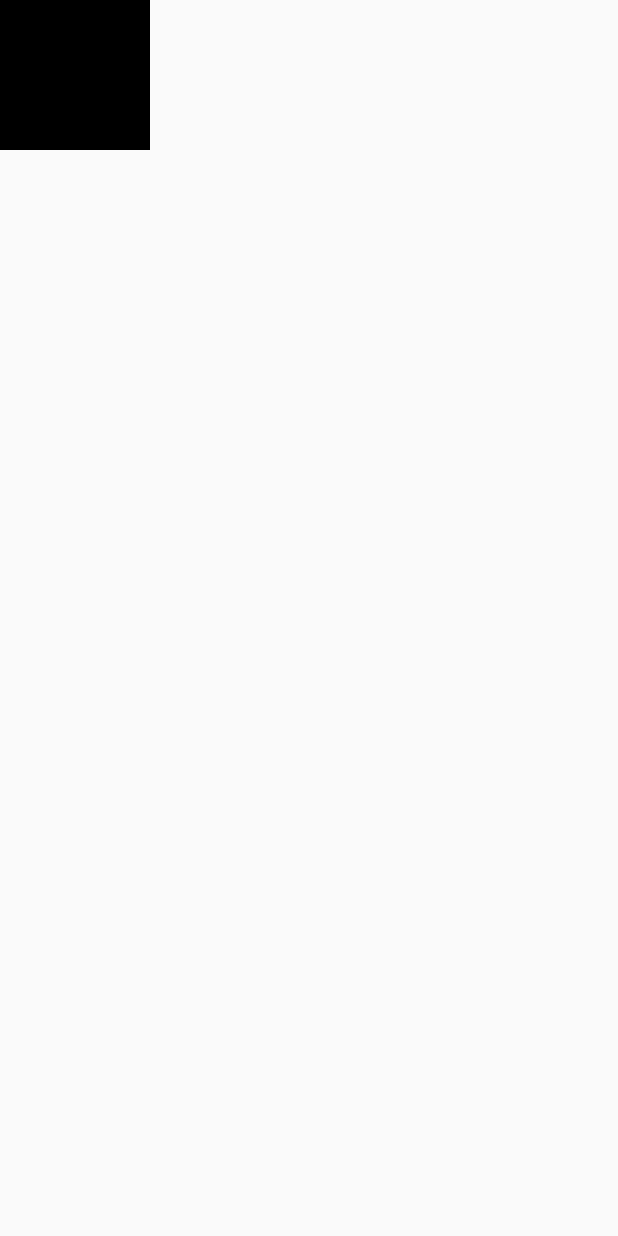
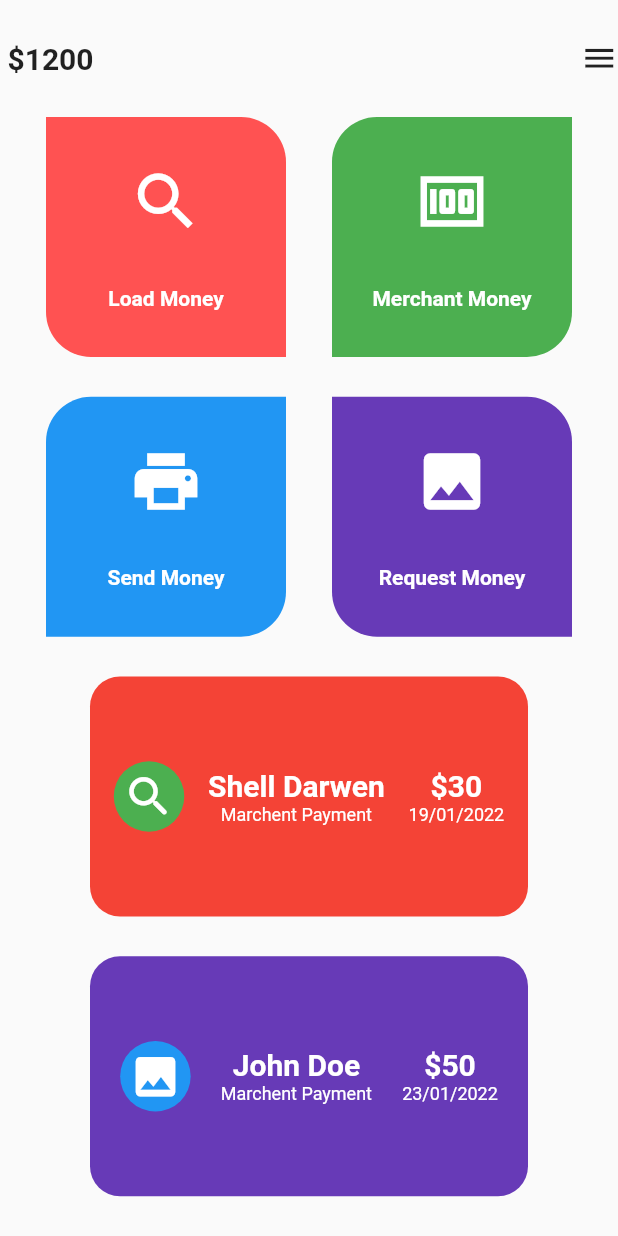
Before and after one commit to milanmaniya/my_project, a Flutter app: the screen it shows after launch, on a phone screen of 412 x 824 dp. Run offline on Flutter 3.47's test engine with Material 2 defaults, Android fonts, the phone set to English and light mode, and no system bars.

Commit message:
common widget completed

```diff
--- a/lib/practice/Ui10/common_widget_demo.dart
+++ b/lib/practice/Ui10/common_widget_demo.dart
@@ -3,29 +3,203 @@ import 'package:flutter/material.dart';
 class CommonWidgetDemo extends StatelessWidget {
   const CommonWidgetDemo({super.key});
 
-//   final String name;
-//   final Color? color;
-//   final Icon? iconn;
-
-//   const CommonWidgetDemo(
-//       {super.key,
-//       required this.name,
-//       this.color = Colors.blue,
-//       required this.iconn});
-
   @override
   Widget build(BuildContext context) {
-    return Scaffold(
-      body: Container(
-        height: 100,
-        width: 100,
-        color: Colors.black,
+    // ignore: non_constant_identifier_names
+    Widget common({
+      required String name,
+      required Color co,
+      required IconData ic,
+      required BorderRadiusGeometry bor,
+      required TextStyle sty,
+    }) {
+      return Container(
+        height: 160,
+        width: 160,
+        decoration: BoxDecoration(color: co, borderRadius: bor),
         child: Column(
-          mainAxisAlignment: MainAxisAlignment.spaceAround,
+          mainAxisAlignment: MainAxisAlignment.spaceEvenly,
           children: [
-            Text("sdndnd"),
+            Icon(
+              ic,
+              color: Colors.white,
+              size: 50,
+            ),
+            Text(
+              name,
+              style: sty,
+            )
           ],
         ),
+      );
+    }
+
+    Widget common1({
+      required IconData icon,
+      required String name,
+      required String subtitle,
+      required String money,
+      required String date,
+      required Color color,
+      required Color iconContainerColor,
+      required EdgeInsetsGeometry margin,
+      required BorderRadiusGeometry radius,
+    }) {
+      return Container(
+        height: 160,
+        margin: margin,
+        decoration: BoxDecoration(borderRadius: radius, color: color),
+        child: Row(
+          mainAxisAlignment: MainAxisAlignment.spaceEvenly,
+          crossAxisAlignment: CrossAxisAlignment.center,
+          children: [
+            Container(
+              padding: const EdgeInsets.all(6),
+              decoration: BoxDecoration(
+                  shape: BoxShape.circle, color: iconContainerColor),
+              child: Icon(
+                icon,
+                color: Colors.white,
+                size: 35,
+              ),
+            ),
+            Column(
+              mainAxisAlignment: MainAxisAlignment.center,
+              children: [
+                Text(
+                  name,
+                  style: const TextStyle(
+                    height: 1.2,
+                    color: Colors.white,
+                    fontSize: 20,
+                    fontWeight: FontWeight.bold,
+                  ),
+                ),
+                Text(
+                  subtitle,
+                  style: const TextStyle(color: Colors.white, fontSize: 12),
+                )
+              ],
+            ),
+            Column(
+              mainAxisAlignment: MainAxisAlignment.center,
+              children: [
+                Text(
+                  money,
+                  style: const TextStyle(
+                      height: 1.2,
+                      color: Colors.white,
+                      fontSize: 20,
+                      fontWeight: FontWeight.bold),
+                ),
+                Text(
+                  date,
+                  style: const TextStyle(color: Colors.white, fontSize: 12),
+                )
+              ],
+            ),
+          ],
+        ),
+      );
+    }
+
+    return Scaffold(
+      body: Column(
+        mainAxisAlignment: MainAxisAlignment.spaceEvenly,
+        children: [
+          Row(
+            mainAxisAlignment: MainAxisAlignment.spaceBetween,
+            children: const [
+              Text(
+                " \$1200",
+                style: TextStyle(
+                  fontSize: 20,
+                  fontWeight: FontWeight.bold,
+                ),
+              ),
+              Icon(
+                Icons.menu,
+                size: 25,
+              ),
+            ],
+          ),
+          Row(
+            mainAxisAlignment: MainAxisAlignment.spaceEvenly,
+            children: [
+              common(
+                name: "Load Money",
+                co: Colors.redAccent,
+                ic: Icons.search_outlined,
+                bor: const BorderRadius.only(
+                  topRight: Radius.circular(30),
+                  bottomLeft: Radius.circular(30),
+                ),
+                sty: const TextStyle(
+                    color: Colors.white, fontWeight: FontWeight.bold),
+              ),
+              common(
+                name: "Merchant Money",
+                co: Colors.green,
+                ic: Icons.money_outlined,
+                bor: const BorderRadius.only(
+                  topLeft: Radius.circular(30),
+                  bottomRight: Radius.circular(30),
+                ),
+                sty: const TextStyle(
+                    color: Colors.white, fontWeight: FontWeight.bold),
+              ),
+            ],
+          ),
+          Row(
+            mainAxisAlignment: MainAxisAlignment.spaceEvenly,
+            children: [
+              common(
+                name: "Send Money",
+                co: Colors.blue,
+                ic: Icons.print,
+                bor: const BorderRadius.only(
+                  topLeft: Radius.circular(30),
+                  bottomRight: Radius.circular(30),
+                ),
+                sty: const TextStyle(
+                    color: Colors.white, fontWeight: FontWeight.bold),
+              ),
+              common(
+                name: "Request Money",
+                co: Colors.deepPurple,
+                ic: Icons.image,
+                bor: const BorderRadius.only(
+                  topRight: Radius.circular(30),
+                  bottomLeft: Radius.circular(30),
+                ),
+                sty: const TextStyle(
+                    color: Colors.white, fontWeight: FontWeight.bold),
+              ),
+            ],
+          ),
+          common1(
+            color: Colors.red,
+            date: "19/01/2022",
+            icon: Icons.search_rounded,
+            name: "Shell Darwen",
+            margin: const EdgeInsets.symmetric(horizontal: 60),
+            iconContainerColor: Colors.green,
+            money: "\$30",
+            subtitle: "Marchent Payment",
+            radius: BorderRadius.circular(20),
+          ),
+          common1(
+            color: Colors.deepPurple,
+            date: "23/01/2022",
+            icon: Icons.image,
+            name: "John Doe",
+            margin: const EdgeInsets.symmetric(horizontal: 60),
+            iconContainerColor: Colors.blue,
+            money: "\$50",
+            subtitle: "Marchent Payment",
+            radius: BorderRadius.circular(20),
+          ),
+        ],
       ),
     );
   }
```
